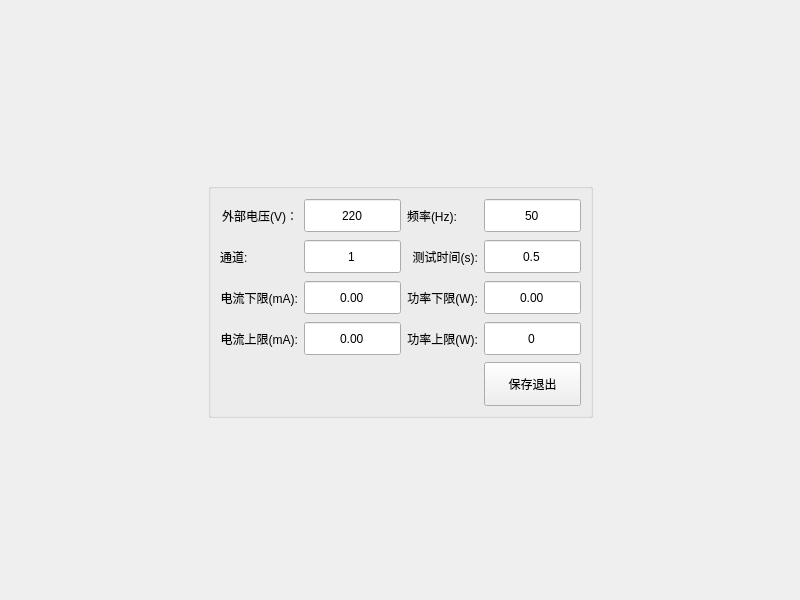
This is PageLvs.ui in bloglink/aip-tester as Qt 5 draws it before an edit. The edited form follows.
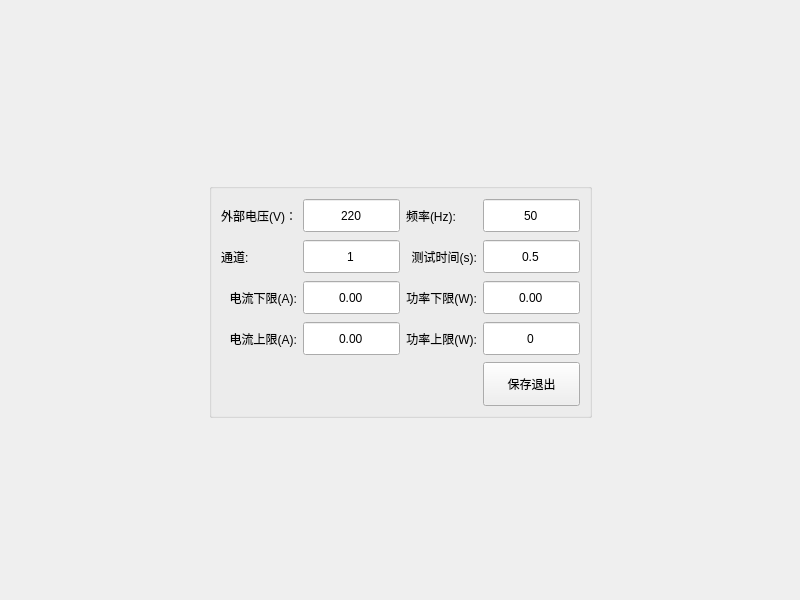
This is the edited form.

Diff of the .ui file:
```diff
--- a/PageLvs.ui
+++ b/PageLvs.ui
@@ -94,7 +94,7 @@
       <item row="2" column="0">
        <widget class="QLabel" name="label_2">
         <property name="text">
-         <string>电流下限(mA):</string>
+         <string>电流下限(A):</string>
         </property>
         <property name="alignment">
          <set>Qt::AlignRight|Qt::AlignTrailing|Qt::AlignVCenter</set>
@@ -152,7 +152,7 @@
       <item row="3" column="0">
        <widget class="QLabel" name="label_3">
         <property name="text">
-         <string>电流上限(mA):</string>
+         <string>电流上限(A):</string>
         </property>
         <property name="alignment">
          <set>Qt::AlignRight|Qt::AlignTrailing|Qt::AlignVCenter</set>
```
